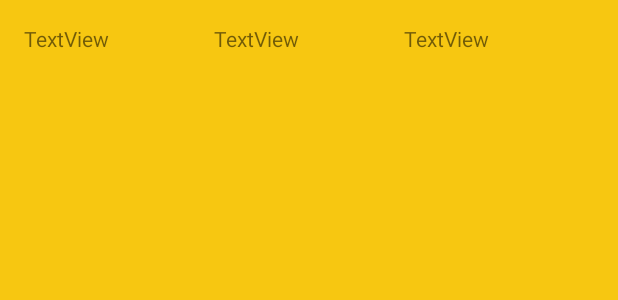
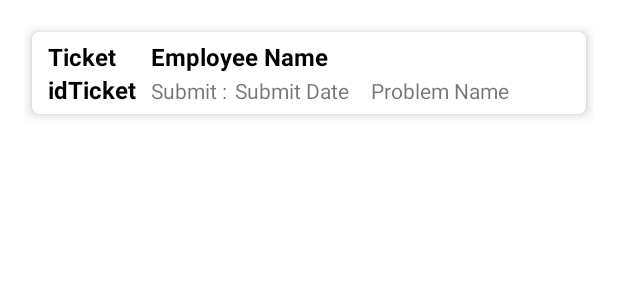
Before and after one commit to abepraya/teamOneProject, an Android app: the layout list_ongoing_ticket_employee.xml on its own in the app's theme, with its tools: preview values and no code run, on a phone screen of 412 x 824 dp. Shown: the top 300 px of the screen. Run offline under Robolectric (Android 15) with nearby library versions, the phone set to English and light mode, and no system bars.

Commit message:
Add solved and queue ticket list and details layout

```diff
--- a/app/src/main/java/id/bagusip/projectkel1/DetailOnGoingTicketEmployeeActivity.java
+++ b/app/src/main/java/id/bagusip/projectkel1/Employee/DetailOnGoingTicketEmployeeActivity.java
@@ -1,8 +1,10 @@
-package id.bagusip.projectkel1;
+package id.bagusip.projectkel1.Employee;
 
 import androidx.appcompat.app.AppCompatActivity;
 
 import android.os.Bundle;
+
+import id.bagusip.projectkel1.R;
 
 public class DetailOnGoingTicketEmployeeActivity extends AppCompatActivity {
 
--- a/app/src/main/res/layout/list_ongoing_ticket_employee.xml
+++ b/app/src/main/res/layout/list_ongoing_ticket_employee.xml
@@ -1,28 +1,95 @@
 <?xml version="1.0" encoding="utf-8"?>
 <LinearLayout xmlns:android="http://schemas.android.com/apk/res/android"
+    xmlns:app="http://schemas.android.com/apk/res-auto"
     android:layout_width="match_parent"
     android:layout_height="match_parent"
-    android:background="@color/maybank_yellow"
-    android:padding="16dp">
+    android:layout_margin="16dp"
+    android:orientation="vertical">
+
+
+    <androidx.cardview.widget.CardView
+        android:layout_width="match_parent"
+        android:layout_height="wrap_content"
+        android:layout_margin="5dp"
+        android:clickable="true"
+        android:foreground="?android:attr/selectableItemBackground"
+        app:cardCornerRadius="5dp"
+        app:cardElevation="5dp"
+        app:contentPadding="5dp">
+
+        <LinearLayout
+            android:layout_width="match_parent"
+            android:layout_height="match_parent"
+            android:orientation="vertical">
+
+            <LinearLayout
+                android:layout_width="wrap_content"
+                android:layout_height="wrap_content"
+                android:layout_marginLeft="5dp"
+                android:orientation="horizontal">
 
                 <TextView
-        android:id="@+id/idTicket"
+                    android:id="@+id/txtOnGoingTicketEmp"
+                    android:layout_width="63dp"
+                    android:layout_height="wrap_content"
+                    android:layout_marginRight="5dp"
+                    android:layout_weight="1"
+                    android:text="Ticket"
+                    android:textColor="#000000"
+                    android:textSize="16sp"
+                    android:textStyle="bold" />
+
+                <TextView
+                    android:id="@+id/txtEmpNameOnGoingTicketEmp"
                     android:layout_width="wrap_content"
                     android:layout_height="wrap_content"
                     android:layout_weight="1"
-        android:text="TextView" />
+                    android:text="Employee Name"
+                    android:textColor="#000000"
+                    android:textSize="16sp"
+                    android:textStyle="bold"/>
+
+            </LinearLayout>
+
+            <LinearLayout
+                android:layout_width="match_parent"
+                android:layout_height="match_parent"
+                android:layout_marginLeft="5dp"
+                android:orientation="horizontal">
 
                 <TextView
-        android:id="@+id/problemName"
+                    android:id="@+id/txtIdTicketOnGoingEmp"
+                    android:layout_width="63dp"
+                    android:layout_height="wrap_content"
+                    android:layout_marginRight="5dp"
+                    android:text="idTicket"
+                    android:textColor="#000000"
+                    android:textSize="16sp"
+                    android:textStyle="bold" />
+
+                <TextView
+                    android:id="@+id/txtSubmitOnGoingTicketEmp"
                     android:layout_width="wrap_content"
                     android:layout_height="wrap_content"
-        android:layout_weight="1"
-        android:text="TextView" />
+                    android:layout_marginRight="5dp"
+                    android:text="Submit :" />
 
                 <TextView
-        android:id="@+id/ticketStatus"
+                    android:id="@+id/txtCreateDateTicketOnGoingEmp"
                     android:layout_width="wrap_content"
                     android:layout_height="wrap_content"
+                    android:layout_marginRight="5dp"
                     android:layout_weight="1"
-        android:text="TextView" />
+                    android:text="Submit Date" />
+
+                <TextView
+                    android:id="@+id/txtProbNameOnGoingTicketEmp"
+                    android:layout_width="138dp"
+                    android:layout_height="wrap_content"
+                    android:text="Problem Name" />
             </LinearLayout>
+
+        </LinearLayout>
+
+    </androidx.cardview.widget.CardView>
+</LinearLayout>
```
Also changed, not shown: app/src/main/AndroidManifest.xml (+13 -1 lines), app/src/main/res/layout/activity_detail_on_going_ticket_employee.xml (+8 -8 lines), app/src/main/res/layout/list_item_my_ticket.xml (deleted, +0 -109 lines). Lines whose indentation alone changed are shown as unchanged.
